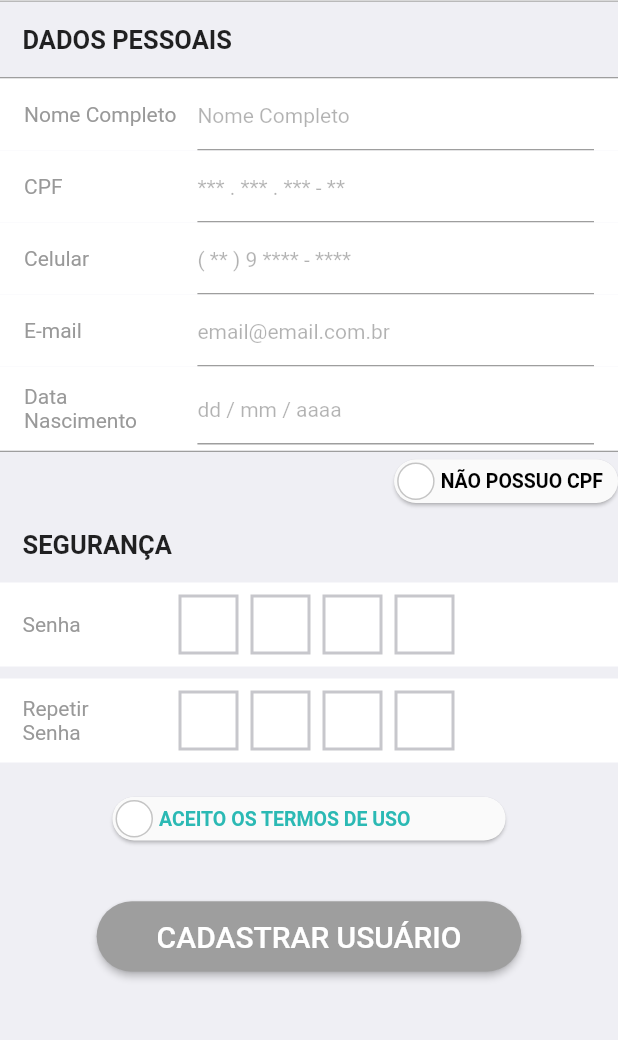
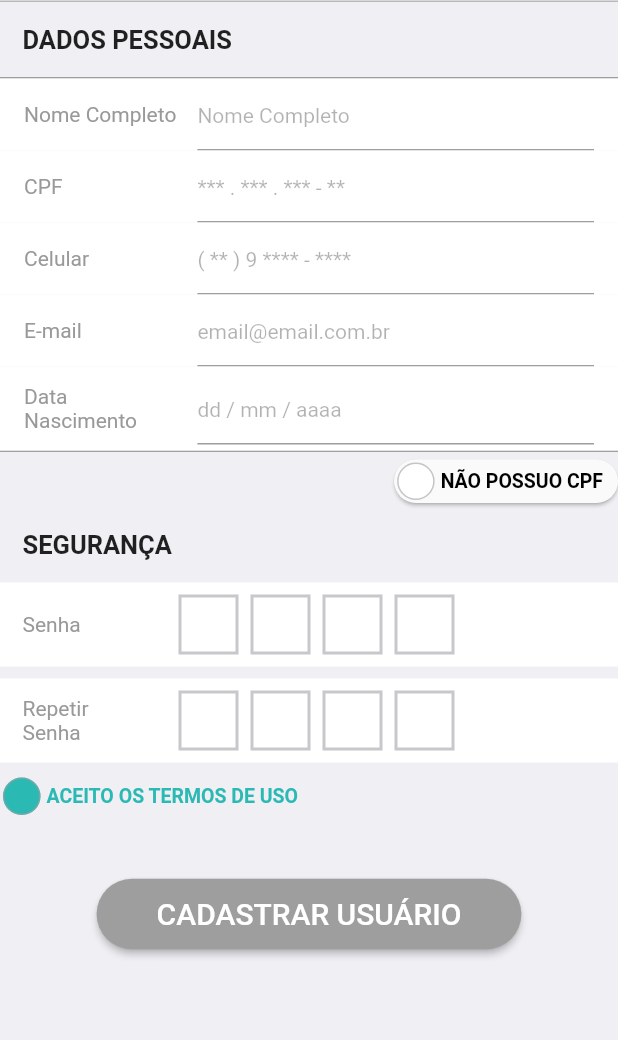
Before and after one commit to enzotiezzi/zcomponents, a Flutter app: the ZCadastroUsuario screen opened directly, on a phone screen of 412 x 824 dp, the part 121-1161 px from its top. Run offline on Flutter 3.47's test engine with Material 2 defaults, Android fonts, the light colour scheme and no system bars; drawn by our look-alikes of pin_code_text_field; our stand-ins replace email_validator, flare_flutter, mask_text_input_formatter, sqflite; missing offline and left inert: configurable_expansion_tile, cpf_cnpj_validator, flutter_circular_chart, injector, mask_shifter; accounts and stored records are empty; network calls fail.

Commit message:
cadastro

```diff
--- a/lib/components/z-cadastro-usuario.dart
+++ b/lib/components/z-cadastro-usuario.dart
@@ -17,7 +17,8 @@ import 'package:z_components/config/z-tipo-senha.dart';
 class ZCadastroUsuario extends StatefulWidget {
   Widget zTelaCadastro;
   Widget tituloAppBar;
-
+  var onTapTermosUso;
+  bool termos;
   Key key;
 
   final BuildContext context;
@@ -32,8 +33,8 @@ class ZCadastroUsuario extends StatefulWidget {
 
   var onTapVoltar;
 
-  ZCadastroUsuario({
-    this.controllerRepetirSenha,
+  ZCadastroUsuario(
+      {this.controllerRepetirSenha,
       this.controllerSenha,
       this.tituloAppBar,
       this.onTapVoltar,
@@ -45,7 +46,8 @@ class ZCadastroUsuario extends StatefulWidget {
       this.controllerCPF,
       this.controllerNome,
       this.controllerEmail,
-  });
+      this.onTapTermosUso,
+      this.termos: false});
 
   @override
   _ZCadastroUsuarioState createState() => _ZCadastroUsuarioState();
@@ -215,7 +217,6 @@ class _ZCadastroUsuarioState extends State<ZCadastroUsuario>
                                     left: 8.0, right: 16.0),
                                 child: new TextField(
                                   keyboardAppearance: Brightness.light,
-
                                   onSubmitted: (term) {
                                     _fieldFocusChange(
                                         context, cpfFocus, celularFocus);
@@ -276,7 +277,6 @@ class _ZCadastroUsuarioState extends State<ZCadastroUsuario>
                                     left: 8.0, right: 16.0),
                                 child: new TextField(
                                   keyboardAppearance: Brightness.light,
-
                                   onSubmitted: (term) {
                                     _fieldFocusChange(
                                         context, celularFocus, emailFocus);
@@ -304,7 +304,7 @@ class _ZCadastroUsuarioState extends State<ZCadastroUsuario>
                                   inputFormatters: [
                                     MaskTextInputFormatter(
                                         mask: "(##) # ####-####",
-                                        filter: { "#": RegExp(r'[0-9]')}),
+                                        filter: {"#": RegExp(r'[0-9]')}),
                                     BlacklistingTextInputFormatter(
                                         RegExp("[\\\\,.]")),
                                   ],
@@ -338,7 +338,6 @@ class _ZCadastroUsuarioState extends State<ZCadastroUsuario>
                                     left: 8.0, right: 16.0),
                                 child: new TextField(
                                   keyboardAppearance: Brightness.light,
-
                                   onSubmitted: (term) {
                                     _fieldFocusChange(
                                         context, emailFocus, mesFocus);
@@ -388,7 +387,6 @@ class _ZCadastroUsuarioState extends State<ZCadastroUsuario>
                                     left: 8.0, right: 16.0),
                                 child: new TextField(
                                   keyboardAppearance: Brightness.light,
-
                                   onSubmitted: (term) {
                                     mesFocus.unfocus();
                                   },
@@ -458,34 +456,20 @@ class _ZCadastroUsuarioState extends State<ZCadastroUsuario>
           zTipos: ZTipoSenha.isRepetirSenha,
         ),
         new Container(
-          child: new GestureDetector(
-            onTap: () {
-              setState(() {
-                _termos = !_termos;
-              });
-            },
-            child: new Container(
-                margin: EdgeInsets.only(
-                    left: 75.0, right: 75.0, top: 15.0, bottom: 0.0),
-                decoration: BoxDecoration(
-                    color: Colors.white,
-                    borderRadius: BorderRadius.all(Radius.circular(16.0))),
-                child: new Material(
-                    shape: RoundedRectangleBorder(
-                      borderRadius: BorderRadius.circular(16.0),
-                    ),
-                    elevation: 1,
-                    child: new Container(
           padding: EdgeInsets.all(2),
           child: new Row(
             children: <Widget>[
-                          new Container(
+              new GestureDetector(
+                onTap: () {
+                  widget.termos = !widget.termos;
+                },
+                child: new Container(
+                    //gesture aqui
                     decoration: BoxDecoration(
-                                  color: (_termos == false)
+                        color: (widget.termos == false)
                             ? Colors.white
                             : Color(0xff2BB9B4),
-                                  border: Border.all(
-                                      color: Colors.grey.withOpacity(0.6)),
+                        border: Border.all(color: Colors.grey.withOpacity(0.6)),
                         shape: BoxShape.circle),
                     height: 25.0,
                     width: 25.0,
@@ -495,9 +479,13 @@ class _ZCadastroUsuarioState extends State<ZCadastroUsuario>
                       vsync: this,
                       child: new Icon(Icons.check,
                           color: Colors.white,
-                                    size: (_termos == true) ? 20.0 : 0.0),
+                          size: (widget.termos == true) ? 20.0 : 0.0),
                     )),
-                          new Container(
+              ),
+              new GestureDetector(
+                onTap: widget.onTapTermosUso,
+                child: new Container(
+                  // outro aqui
                   margin: EdgeInsets.only(left: 4.0),
                   child: new Text(
                     "ACEITO OS TERMOS DE USO",
@@ -506,10 +494,9 @@ class _ZCadastroUsuarioState extends State<ZCadastroUsuario>
                         fontSize: 13.0,
                         color: const Color(0xff2BB9B4)),
                   ),
+                ),
               )
             ],
-                      ),
-                    ))),
           ),
         ),
         new Container(
@@ -523,7 +510,6 @@ class _ZCadastroUsuarioState extends State<ZCadastroUsuario>
                     zButtonType: ZButtonType.isContained,
                     text: "CADASTRAR USUÁRIO",
                     onPressed: () {},
-
                   )
                 : ZButton(
                     padding: EdgeInsets.only(
@@ -634,8 +620,7 @@ class _ZCadastroUsuarioState extends State<ZCadastroUsuario>
   void showAlertDialogNew(String title, String message) async {
     showDialog(
         context: context,
-        builder: (BuildContext context) =>
-            ZAlertDialog(
+        builder: (BuildContext context) => ZAlertDialog(
               zDialog: ZDialog.erro,
               child: new Column(
                 children: <Widget>[
@@ -656,10 +641,7 @@ class _ZCadastroUsuarioState extends State<ZCadastroUsuario>
                     mainAxisAlignment: MainAxisAlignment.center,
                     children: <Widget>[
                       new Container(
-                        width: MediaQuery
-                            .of(context)
-                            .size
-                            .width * 0.6,
+                        width: MediaQuery.of(context).size.width * 0.6,
                         margin: const EdgeInsets.only(
                             left: 16, right: 16, bottom: 16),
                         child: new Text(
@@ -751,9 +733,8 @@ class _ZCadastroUsuarioState extends State<ZCadastroUsuario>
   }
 
   void _valideNome() {
-    if (widget.controllerNome.text
-        .split(' ')
-        .length < 2 && widget.controllerNome.text.length >= 1) {
+    if (widget.controllerNome.text.split(' ').length < 2 &&
+        widget.controllerNome.text.length >= 1) {
       valideNome = false;
       showAlertDialogNew("Nome Inválido!", "Por Favor insira o nome completo.");
     } else {
@@ -793,8 +774,8 @@ class _ZCadastroUsuarioState extends State<ZCadastroUsuario>
     }
   }
 
-  _fieldFocusChange(BuildContext context, FocusNode currentFocus,
-      FocusNode nextFocus) {
+  _fieldFocusChange(
+      BuildContext context, FocusNode currentFocus, FocusNode nextFocus) {
     currentFocus.unfocus();
     FocusScope.of(context).requestFocus(nextFocus);
   }
--- a/pubspec.yaml
+++ b/pubspec.yaml
@@ -1,6 +1,6 @@
 name: z_components
 description: Z_Components is a package that contains a set of standardized components to facilitate, optimize, and accelerate the development of Zellar company's Android / IOS applications.
-version: 0.7.0
+version: 0.7.1
 author: Zellar <zellarrh1@gmail.com>
 homepage: https://github.com/victortmarques/zcomponents
 
@@ -21,7 +21,7 @@ dependencies:
   email_validator: '^1.0.0'
   configurable_expansion_tile: ^1.0.0
   http: ^0.12.0+1
-  flare_flutter: ^1.5.1
+  flare_flutter: ^1.4.9
   path_provider: ^1.2.0
   cached_network_image: ^1.1.1
   sqflite: ^1.1.6+4
```
Also changed, not shown: example/pubspec.lock, 1 other file. Lines whose indentation alone changed are shown as unchanged.
